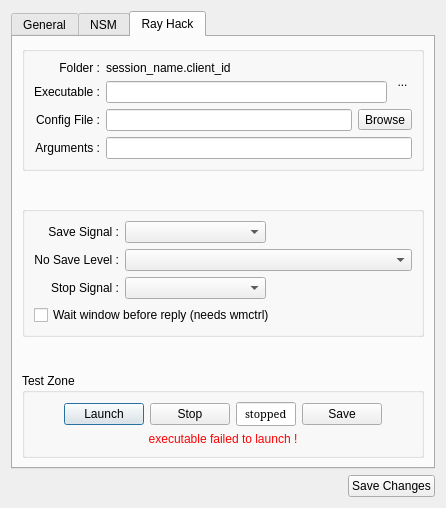
Before: the Qt Designer form resources/ui/client_properties.ui in Houston4444/RaySession, drawn with Qt 5.
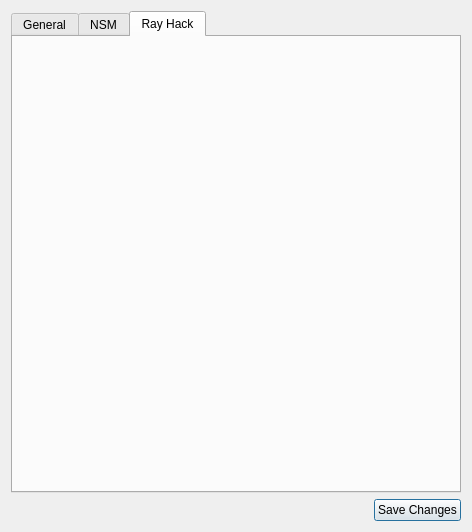
After: the same form once the commit is applied. Icons and pictures are not drawn. Custom widgets are drawn as their Qt base class.

Commit message: unworking test frame for ray hack tab (client properties dialog)

Diff of the .ui file:
```diff
--- a/resources/ui/client_properties.ui
+++ b/resources/ui/client_properties.ui
@@ -6,8 +6,8 @@
    <rect>
     <x>0</x>
     <y>0</y>
-    <width>446</width>
-    <height>508</height>
+    <width>472</width>
+    <height>532</height>
    </rect>
   </property>
   <property name="sizePolicy">
@@ -501,389 +501,7 @@
       </attribute>
       <layout class="QVBoxLayout" name="verticalLayout_10">
        <item>
-        <layout class="QVBoxLayout" name="verticalLayout_7">
-         <item>
-          <widget class="QGroupBox" name="groupBox_5">
-           <property name="toolTip">
-            <string>&lt;html&gt;&lt;head/&gt;&lt;body&gt;&lt;p&gt;Command-line options are incompatible with robust session management for a variety of reasons, so the NSM server does not support them directly.&lt;/p&gt;&lt;p&gt;Some audio programs doesn't have NSM implementation yet, but they can have a LASH/LADISH implementation, and we can use it for the save signal.&lt;/p&gt;&lt;p&gt;Be warned that referring to files outside of the session directory will impair your ability to reliably archive and transport sessions. &lt;br/&gt;&lt;br/&gt;Patching the program to use NSM natively will result in a better experience. &lt;/p&gt;&lt;/body&gt;&lt;/html&gt;</string>
-           </property>
-           <property name="title">
-            <string/>
-           </property>
-           <layout class="QGridLayout" name="gridLayout_3">
-            <item row="2" column="1" colspan="2">
-             <widget class="QLineEdit" name="lineEditExecutable">
-              <property name="toolTip">
-               <string>&lt;html&gt;&lt;head/&gt;&lt;body&gt;&lt;p&gt;Command-line options are incompatible with robust session management for a variety of reasons, so the NSM server does not support them directly.&lt;/p&gt;&lt;p&gt;Some audio programs doesn't have NSM implementation yet, but they can have a LASH/LADISH implementation, and we can use it for the save signal.&lt;/p&gt;&lt;p&gt;Be warned that referring to files outside of the session directory will impair your ability to reliably archive and transport sessions. &lt;br/&gt;&lt;br/&gt;Patching the program to use NSM natively will result in a better experience. &lt;/p&gt;&lt;/body&gt;&lt;/html&gt;</string>
-              </property>
-             </widget>
-            </item>
-            <item row="4" column="0">
-             <widget class="QLabel" name="label_18">
-              <property name="toolTip">
-               <string>&lt;html&gt;&lt;head/&gt;&lt;body&gt;&lt;p&gt;The environment variables $NSM_CLIENT_ID and $RAY_SESSION_NAME will contain the unique client ID (suitable for use as e.g. a JACK client name) and the display name for the session, respectively.&lt;br/&gt;The variable $CONFIG_FILE will contain the name of the config file selected above.&lt;/p&gt;&lt;/body&gt;&lt;/html&gt;</string>
-              </property>
-              <property name="text">
-               <string>Arguments :</string>
-              </property>
-              <property name="alignment">
-               <set>Qt::AlignRight|Qt::AlignTrailing|Qt::AlignVCenter</set>
-              </property>
-             </widget>
-            </item>
-            <item row="3" column="2" colspan="2">
-             <widget class="QToolButton" name="toolButtonBrowse">
-              <property name="toolTip">
-               <string>&lt;html&gt;&lt;head/&gt;&lt;body&gt;&lt;p&gt;The program will be started with its current directory being a uniquely named directory under the current session directory. &lt;/p&gt;&lt;p&gt;It is recommended that you only refer to files in the current directory.&lt;/p&gt;&lt;/body&gt;&lt;/html&gt;</string>
-              </property>
-              <property name="text">
-               <string>Browse</string>
-              </property>
-              <property name="icon">
-               <iconset theme="folder-open">
-                <normaloff>.</normaloff>.</iconset>
-              </property>
-              <property name="toolButtonStyle">
-               <enum>Qt::ToolButtonTextBesideIcon</enum>
-              </property>
-             </widget>
-            </item>
-            <item row="3" column="0">
-             <widget class="QLabel" name="label_16">
-              <property name="toolTip">
-               <string>&lt;html&gt;&lt;head/&gt;&lt;body&gt;&lt;p&gt;The program will be started with its current directory being a uniquely named directory under the current session directory. &lt;/p&gt;&lt;p&gt;It is recommended that you only refer to files in the current directory.&lt;/p&gt;&lt;/body&gt;&lt;/html&gt;</string>
-              </property>
-              <property name="text">
-               <string>Config File :</string>
-              </property>
-              <property name="alignment">
-               <set>Qt::AlignRight|Qt::AlignTrailing|Qt::AlignVCenter</set>
-              </property>
-             </widget>
-            </item>
-            <item row="3" column="1">
-             <widget class="QLineEdit" name="lineEditConfigFile">
-              <property name="toolTip">
-               <string>&lt;html&gt;&lt;head/&gt;&lt;body&gt;&lt;p&gt;The program will be started with its current directory being a uniquely named directory under the current session directory. &lt;/p&gt;&lt;p&gt;It is recommended that you only refer to files in the current directory.&lt;/p&gt;&lt;/body&gt;&lt;/html&gt;</string>
-              </property>
-             </widget>
-            </item>
-            <item row="4" column="1" colspan="3">
-             <widget class="QLineEdit" name="lineEditArguments">
-              <property name="toolTip">
-               <string>&lt;html&gt;&lt;head/&gt;&lt;body&gt;&lt;p&gt;The environment variables $NSM_CLIENT_ID and $RAY_SESSION_NAME will contain the unique client ID (suitable for use as e.g. a JACK client name) and the display name for the session, respectively.&lt;br/&gt;The variable $CONFIG_FILE will contain the name of the config file selected above.&lt;/p&gt;&lt;/body&gt;&lt;/html&gt;</string>
-              </property>
-             </widget>
-            </item>
-            <item row="2" column="0">
-             <widget class="QLabel" name="label_17">
-              <property name="toolTip">
-               <string>&lt;html&gt;&lt;head/&gt;&lt;body&gt;&lt;p&gt;Command-line options are incompatible with robust session management for a variety of reasons, so the NSM server does not support them directly.&lt;/p&gt;&lt;p&gt;Some audio programs doesn't have NSM implementation yet, but they can have a LASH/LADISH implementation, and we can use it for the save signal.&lt;/p&gt;&lt;p&gt;Be warned that referring to files outside of the session directory will impair your ability to reliably archive and transport sessions. &lt;br/&gt;&lt;br/&gt;Patching the program to use NSM natively will result in a better experience. &lt;/p&gt;&lt;/body&gt;&lt;/html&gt;</string>
-              </property>
-              <property name="text">
-               <string>Executable :</string>
-              </property>
-              <property name="alignment">
-               <set>Qt::AlignRight|Qt::AlignTrailing|Qt::AlignVCenter</set>
-              </property>
-             </widget>
-            </item>
-            <item row="1" column="0">
-             <widget class="QLabel" name="label_21">
-              <property name="text">
-               <string>Folder :</string>
-              </property>
-              <property name="alignment">
-               <set>Qt::AlignRight|Qt::AlignTrailing|Qt::AlignVCenter</set>
-              </property>
-             </widget>
-            </item>
-            <item row="1" column="3" rowspan="2">
-             <widget class="QToolButton" name="toolButtonIconRayHack">
-              <property name="baseSize">
-               <size>
-                <width>48</width>
-                <height>48</height>
-               </size>
-              </property>
-              <property name="styleSheet">
-               <string notr="true">QToolButton{border:none}</string>
-              </property>
-              <property name="text">
-               <string>...</string>
-              </property>
-              <property name="icon">
-               <iconset theme="application-pdf">
-                <normaloff>../../../.designer/backup</normaloff>../../../.designer/backup</iconset>
-              </property>
-              <property name="iconSize">
-               <size>
-                <width>48</width>
-                <height>48</height>
-               </size>
-              </property>
-             </widget>
-            </item>
-            <item row="1" column="1">
-             <widget class="QLabel" name="labelWorkingDir">
-              <property name="text">
-               <string>session_name.client_id</string>
-              </property>
-             </widget>
-            </item>
-           </layout>
-          </widget>
-         </item>
-        </layout>
-       </item>
-       <item>
-        <spacer name="verticalSpacer_8">
-         <property name="orientation">
-          <enum>Qt::Vertical</enum>
-         </property>
-         <property name="sizeHint" stdset="0">
-          <size>
-           <width>20</width>
-           <height>40</height>
-          </size>
-         </property>
-        </spacer>
-       </item>
-       <item>
-        <widget class="QGroupBox" name="groupBox_6">
-         <property name="title">
-          <string/>
-         </property>
-         <layout class="QGridLayout" name="gridLayout_4">
-          <item row="4" column="0" colspan="3">
-           <widget class="QCheckBox" name="checkBoxWaitWindow">
-            <property name="text">
-             <string>Wait window before reply (needs wmctrl)</string>
-            </property>
-           </widget>
-          </item>
-          <item row="0" column="1">
-           <widget class="QComboBox" name="comboSaveSig">
-            <property name="toolTip">
-             <string>&lt;html&gt;&lt;head/&gt;&lt;body&gt;&lt;p&gt;Some (very few) programs may respond to a specific Unix signal by somehow saving their state.&lt;/p&gt;&lt;p&gt;If 'Save Signal' is set to something other than 'None', then Ray Proxy will deliver the specified signal to the proxied process upon an NSM 'Save' event.&lt;/p&gt;&lt;p&gt;If program is compatible with LASH/LADISH, save signal is SIGUSR1.&lt;/p&gt;&lt;p&gt;Most programs will treat these signals just like SIGTERM and die.&lt;/p&gt;&lt;p&gt;You have been warned.&lt;/p&gt;&lt;/body&gt;&lt;/html&gt;</string>
-            </property>
-           </widget>
-          </item>
-          <item row="2" column="0">
-           <widget class="QLabel" name="label_19">
-            <property name="sizePolicy">
-             <sizepolicy hsizetype="Preferred" vsizetype="Preferred">
-              <horstretch>0</horstretch>
-              <verstretch>0</verstretch>
-             </sizepolicy>
-            </property>
-            <property name="toolTip">
-             <string>&lt;html&gt;&lt;head/&gt;&lt;body&gt;&lt;p&gt;Most programs will shutdown gracefully when sent a SIGTERM or SIGINT signal.&lt;br/&gt;It's impossible to know which signal a specific program will respond to.&lt;br/&gt;A unhandled signal will simply kill the process, and may cause problems with the audio subsystem (e.g. JACK).&lt;br/&gt;Check the program's documentation or source code to determine which signal to use to stop it gracefully.&lt;/p&gt;&lt;/body&gt;&lt;/html&gt;</string>
-            </property>
-            <property name="text">
-             <string>Stop Signal :</string>
-            </property>
-            <property name="alignment">
-             <set>Qt::AlignRight|Qt::AlignTrailing|Qt::AlignVCenter</set>
-            </property>
-           </widget>
-          </item>
-          <item row="2" column="1">
-           <widget class="QComboBox" name="comboStopSig">
-            <property name="toolTip">
-             <string>&lt;html&gt;&lt;head/&gt;&lt;body&gt;&lt;p&gt;Most programs will shutdown gracefully when sent a SIGTERM or SIGINT signal.&lt;br/&gt;It's impossible to know which signal a specific program will respond to.&lt;br/&gt;A unhandled signal will simply kill the process, and may cause problems with the audio subsystem (e.g. JACK).&lt;br/&gt;Check the program's documentation or source code to determine which signal to use to stop it gracefully.&lt;/p&gt;&lt;/body&gt;&lt;/html&gt;</string>
-            </property>
-           </widget>
-          </item>
-          <item row="0" column="0">
-           <widget class="QLabel" name="label_20">
-            <property name="sizePolicy">
-             <sizepolicy hsizetype="Preferred" vsizetype="Preferred">
-              <horstretch>0</horstretch>
-              <verstretch>0</verstretch>
-             </sizepolicy>
-            </property>
-            <property name="toolTip">
-             <string>&lt;html&gt;&lt;head/&gt;&lt;body&gt;&lt;p&gt;Some (very few) programs may respond to a specific Unix signal by somehow saving their state.&lt;/p&gt;&lt;p&gt;If 'Save Signal' is set to something other than 'None', then Ray Proxy will deliver the specified signal to the proxied process upon an NSM 'Save' event.&lt;/p&gt;&lt;p&gt;If program is compatible with LASH/LADISH, save signal is SIGUSR1.&lt;/p&gt;&lt;p&gt;Most programs will treat these signals just like SIGTERM and die.&lt;/p&gt;&lt;p&gt;You have been warned.&lt;/p&gt;&lt;/body&gt;&lt;/html&gt;</string>
-            </property>
-            <property name="text">
-             <string>Save Signal :</string>
-            </property>
-            <property name="alignment">
-             <set>Qt::AlignRight|Qt::AlignTrailing|Qt::AlignVCenter</set>
-            </property>
-           </widget>
-          </item>
-          <item row="1" column="0">
-           <widget class="QLabel" name="labelNoSaveLevel">
-            <property name="sizePolicy">
-             <sizepolicy hsizetype="Preferred" vsizetype="Preferred">
-              <horstretch>0</horstretch>
-              <verstretch>0</verstretch>
-             </sizepolicy>
-            </property>
-            <property name="text">
-             <string>No Save Level :</string>
-            </property>
-            <property name="alignment">
-             <set>Qt::AlignRight|Qt::AlignTrailing|Qt::AlignVCenter</set>
-            </property>
-           </widget>
-          </item>
-          <item row="1" column="1" colspan="2">
-           <widget class="QComboBox" name="comboNoSave">
-            <property name="sizePolicy">
-             <sizepolicy hsizetype="Preferred" vsizetype="Fixed">
-              <horstretch>1</horstretch>
-              <verstretch>0</verstretch>
-             </sizepolicy>
-            </property>
-            <property name="toolTip">
-             <string>&lt;html&gt;&lt;head/&gt;&lt;body&gt;&lt;p&gt;If this proxy has no save signal,&lt;br/&gt;it can sends to session manager this information.&lt;/p&gt;&lt;p&gt;&lt;ul&gt;&lt;li&gt;0 - this information is not sent.&lt;/li&gt;&lt;li&gt;1 - this information is sent, session manager will ask user to close programs himself at session unload.&lt;/li&gt;&lt;li&gt;2 - this information is sent, session manager can try to close window gracefully before to ask user to close programs himself  at session unload. Good choice if the program displays a dialog if changes are not saved.&lt;/li&gt;&lt;/ul&gt;&lt;/p&gt;&lt;/body&gt;&lt;/html&gt;</string>
-            </property>
-           </widget>
-          </item>
-         </layout>
-        </widget>
-       </item>
-       <item>
-        <spacer name="verticalSpacer_9">
-         <property name="orientation">
-          <enum>Qt::Vertical</enum>
-         </property>
-         <property name="sizeHint" stdset="0">
-          <size>
-           <width>20</width>
-           <height>40</height>
-          </size>
-         </property>
-        </spacer>
-       </item>
-       <item>
-        <widget class="QGroupBox" name="groupBox_7">
-         <property name="title">
-          <string>Test Zone</string>
-         </property>
-         <layout class="QVBoxLayout" name="verticalLayout_12">
-          <item>
-           <layout class="QHBoxLayout" name="horizontalLayout_3">
-            <item>
-             <spacer name="horizontalSpacer_4">
-              <property name="orientation">
-               <enum>Qt::Horizontal</enum>
-              </property>
-              <property name="sizeHint" stdset="0">
-               <size>
-                <width>40</width>
-                <height>20</height>
-               </size>
-              </property>
-             </spacer>
-            </item>
-            <item>
-             <widget class="QPushButton" name="pushButtonStart">
-              <property name="text">
-               <string>Launch</string>
-              </property>
-              <property name="icon">
-               <iconset theme="media-playback-start">
-                <normaloff>.</normaloff>.</iconset>
-              </property>
-             </widget>
-            </item>
-            <item>
-             <widget class="QPushButton" name="pushButtonStop">
-              <property name="text">
-               <string>Stop</string>
-              </property>
-              <property name="icon">
-               <iconset theme="media-playback-stop">
-                <normaloff>.</normaloff>.</iconset>
-              </property>
-             </widget>
-            </item>
-            <item>
-             <widget class="StatusBar" name="lineEditClientStatus">
-              <property name="enabled">
-               <bool>true</bool>
-              </property>
-              <property name="sizePolicy">
-               <sizepolicy hsizetype="Fixed" vsizetype="Fixed">
-                <horstretch>0</horstretch>
-                <verstretch>0</verstretch>
-               </sizepolicy>
-              </property>
-              <property name="maximumSize">
-               <size>
-                <width>60</width>
-                <height>28</height>
-               </size>
-              </property>
-              <property name="font">
-               <font>
-                <family>Serif</family>
-                <pointsize>8</pointsize>
-                <weight>50</weight>
-                <bold>false</bold>
-               </font>
-              </property>
-              <property name="toolTip">
-               <string>Status</string>
-              </property>
-              <property name="text">
-               <string>stopped</string>
-              </property>
-              <property name="frame">
-               <bool>true</bool>
-              </property>
-              <property name="alignment">
-               <set>Qt::AlignCenter</set>
-              </property>
-              <property name="readOnly">
-               <bool>true</bool>
-              </property>
-             </widget>
-            </item>
-            <item>
-             <widget class="QPushButton" name="pushButtonSave">
-              <property name="text">
-               <string>Save</string>
-              </property>
-              <property name="icon">
-               <iconset theme="document-save"/>
-              </property>
-             </widget>
-            </item>
-            <item>
-             <spacer name="horizontalSpacer_5">
-              <property name="orientation">
-               <enum>Qt::Horizontal</enum>
-              </property>
-              <property name="sizeHint" stdset="0">
-               <size>
-                <width>40</width>
-                <height>20</height>
-               </size>
-              </property>
-             </spacer>
-            </item>
-           </layout>
-          </item>
-          <item>
-           <widget class="QLabel" name="labelError">
-            <property name="styleSheet">
-             <string notr="true">color: red</string>
-            </property>
-            <property name="text">
-             <string>executable failed to launch !</string>
-            </property>
-            <property name="alignment">
-             <set>Qt::AlignCenter</set>
-            </property>
-           </widget>
-          </item>
-         </layout>
-        </widget>
+        <layout class="QVBoxLayout" name="verticalLayout_7"/>
        </item>
       </layout>
      </widget>
@@ -919,13 +537,6 @@
    </item>
   </layout>
  </widget>
- <customwidgets>
-  <customwidget>
-   <class>StatusBar</class>
-   <extends>QLineEdit</extends>
-   <header>surclassed_widgets</header>
-  </customwidget>
- </customwidgets>
  <resources/>
  <connections/>
 </ui>
```
The commit also changes 3 other files.
